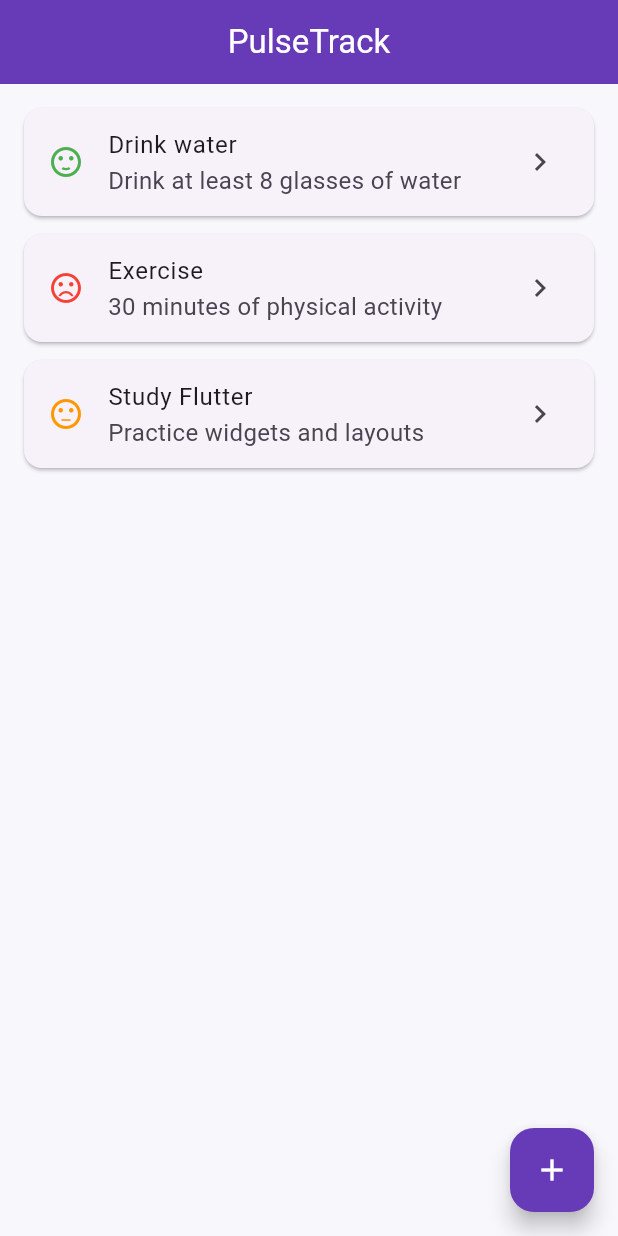
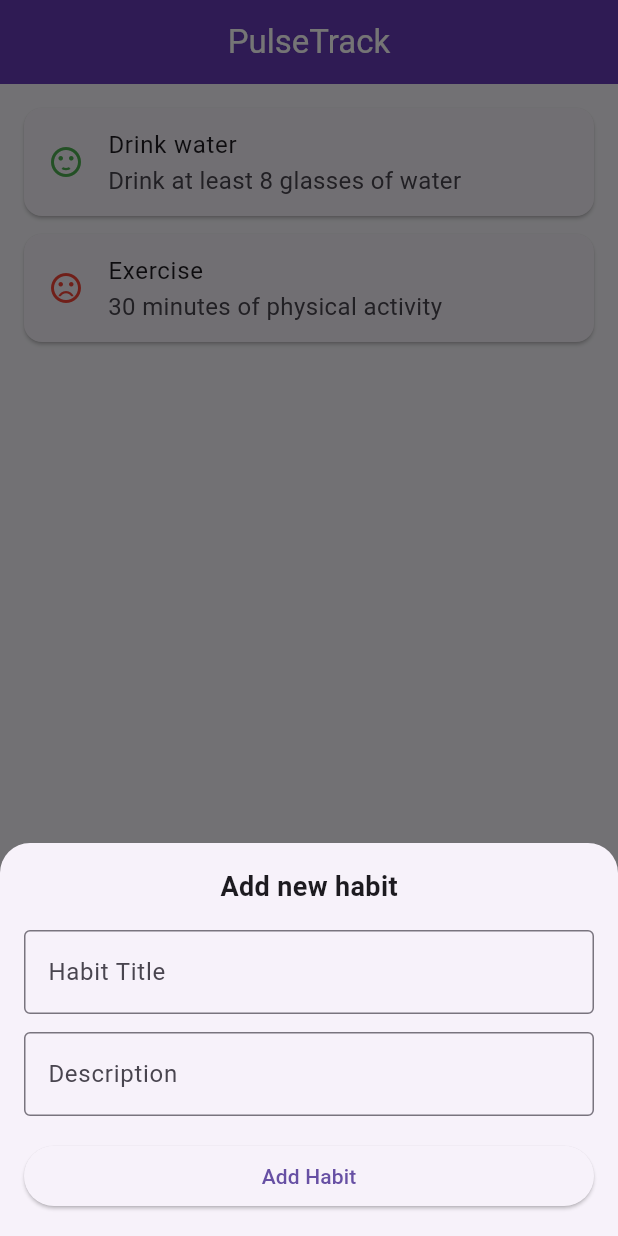
Before and after one commit to Siddhi1432/pulsetrack, a Flutter app: the screen it shows after launch, after a tap on the "add" icon, on a phone screen of 412 x 824 dp. Run offline on Flutter 3.47's test engine with Material 3 defaults, Android fonts, the light colour scheme and no system bars.

Commit message:
Implemented add habit bottom sheet with dynamic state update

```diff
--- a/lib/screens/home_screen.dart
+++ b/lib/screens/home_screen.dart
@@ -12,6 +12,7 @@ class HomeScreen extends StatefulWidget{
 }
 
 class _HomeScreenState extends State<HomeScreen>{
+
   final List<Habit> _habits = [
     Habit(
       title: 'Drink water',
@@ -23,12 +24,10 @@ class _HomeScreenState extends State<HomeScreen>{
       description: '30 minutes of physical activity',
       mood: Mood.stressed,
     ),
-    Habit(
-      title: 'Study Flutter',
-      description: 'Practice widgets and layouts',
-      mood: Mood.neutral,
-    ),
   ];
+
+  final TextEditingController _titleController = TextEditingController(); //read user input
+  final TextEditingController _descriptionController = TextEditingController();
 
   Icon _getMoodIcon(Mood mood) {
     switch(mood){
@@ -42,6 +41,82 @@ class _HomeScreenState extends State<HomeScreen>{
       default:
         return const Icon(Icons.sentiment_neutral, color: Colors.orange);
     }
+  }
+
+  void _showAddHabitSheet() {
+    showModalBottomSheet(//displays input form
+      context: context,
+      isScrollControlled: true,//avoid keyboard overlap
+      shape: const RoundedRectangleBorder(
+        borderRadius: BorderRadius.vertical(top: Radius.circular(20)),
+      ),
+      builder: (context){
+        return Padding(
+          padding: EdgeInsets.only(
+            left: 16,
+            right: 16,
+            bottom: MediaQuery.of(context).viewInsets.bottom+16,//handles soft keyboard
+            top:16,
+          ),
+          child: Column(
+            mainAxisSize: MainAxisSize.min,
+            children: [
+              const Text(
+                  "Add new habit",
+                style: TextStyle(fontSize: 18,fontWeight: FontWeight.bold),
+              ),
+              const SizedBox(height: 16),
+
+              TextField(
+                controller: _titleController,
+                decoration: const InputDecoration(
+                  labelText: "Habit Title",
+                  border: OutlineInputBorder(),
+                ),
+              ),
+              const SizedBox(height: 12),
+
+              TextField(
+                controller: _descriptionController,
+                decoration: const InputDecoration(
+                  labelText: "Description",
+                  border: OutlineInputBorder(),
+                ),
+              ),
+              const SizedBox(height: 16),
+
+              SizedBox(
+                width: double.infinity,
+                child: ElevatedButton(
+                  onPressed: _addHabit,
+                  child: const Text("Add Habit"),
+                ),
+              ),
+            ],
+          ),
+        );
+      }
+    );
+  }
+
+  void _addHabit() {
+    final title = _titleController.text.trim();
+    final description = _descriptionController.text.trim();
+
+    if(title.isEmpty || description.isEmpty){
+      return;
+    }
+
+    setState(() {//Tells Flutter: UI needs rebuild
+      _habits.add(
+        Habit(title: title, description: description),
+      );
+    });
+
+    _titleController.clear();
+    _descriptionController.clear();
+
+    Navigator.pop(context);
   }
 
   @override
@@ -66,15 +141,12 @@ class _HomeScreenState extends State<HomeScreen>{
               leading: _getMoodIcon(habit.mood),
               title: Text(habit.title),
               subtitle: Text(habit.description),
-              trailing: const Icon(Icons.chevron_right),
             ),
           );
         },
       ),
       floatingActionButton: FloatingActionButton(
-        onPressed: (){
-          //Add habit in next tasks
-        },
+        onPressed: _showAddHabitSheet,
         child: const Icon(Icons.add),
       ),
     );
```
